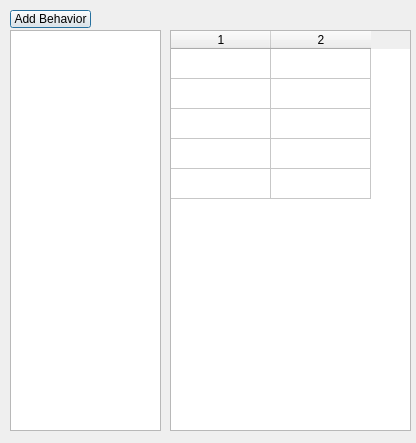
The window that app/JukeboxCreator/behaviormanagerdialog.ui (clydeshaffer/jukebox) describes before a commit, drawn with Qt 5.
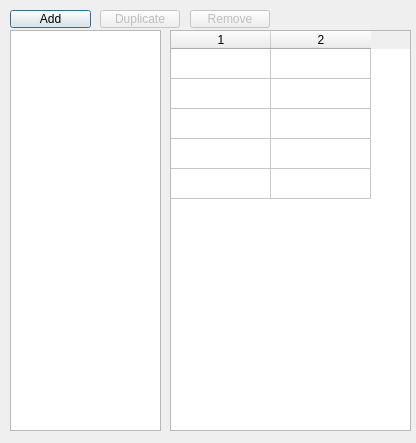
The same window after the commit.

Commit message: add buttons for removing and duplicating behaviors

What changed in the file:
```diff
--- a/app/JukeboxCreator/behaviormanagerdialog.ui
+++ b/app/JukeboxCreator/behaviormanagerdialog.ui
@@ -62,7 +62,39 @@
     </rect>
    </property>
    <property name="text">
-    <string>Add Behavior</string>
+    <string>Add</string>
+   </property>
+  </widget>
+  <widget class="QPushButton" name="DuplicateBehaviorButton">
+   <property name="enabled">
+    <bool>false</bool>
+   </property>
+   <property name="geometry">
+    <rect>
+     <x>100</x>
+     <y>10</y>
+     <width>80</width>
+     <height>18</height>
+    </rect>
+   </property>
+   <property name="text">
+    <string>Duplicate</string>
+   </property>
+  </widget>
+  <widget class="QPushButton" name="RemoveBehaviorButton">
+   <property name="enabled">
+    <bool>false</bool>
+   </property>
+   <property name="geometry">
+    <rect>
+     <x>190</x>
+     <y>10</y>
+     <width>80</width>
+     <height>18</height>
+    </rect>
+   </property>
+   <property name="text">
+    <string>Remove</string>
    </property>
   </widget>
  </widget>
```
The commit also changes 9 other files.
